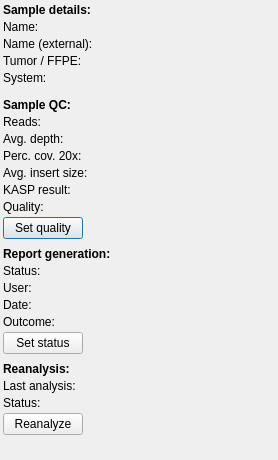
This is src/GSvar/SampleInformationDialog.ui in imgag/ngs-bits as Qt 5 draws it before an edit. The edited form follows.
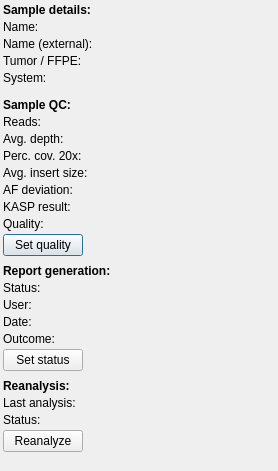
This is the edited form.

Commit message: GSvar: added allele frequency deviation to sample information dialog.

What changed in the file:
```diff
--- a/src/GSvar/SampleInformationDialog.ui
+++ b/src/GSvar/SampleInformationDialog.ui
@@ -7,7 +7,7 @@
     <x>0</x>
     <y>0</y>
     <width>278</width>
-    <height>460</height>
+    <height>471</height>
    </rect>
   </property>
   <property name="windowTitle">
@@ -136,34 +136,6 @@
      <property name="spacing">
       <number>3</number>
      </property>
-     <item row="6" column="0">
-      <widget class="QLabel" name="label_18">
-       <property name="text">
-        <string>Quality:</string>
-       </property>
-      </widget>
-     </item>
-     <item row="1" column="1">
-      <widget class="QLabel" name="qc_reads">
-       <property name="text">
-        <string/>
-       </property>
-      </widget>
-     </item>
-     <item row="1" column="0">
-      <widget class="QLabel" name="label_12">
-       <property name="text">
-        <string>Reads:</string>
-       </property>
-      </widget>
-     </item>
-     <item row="3" column="1">
-      <widget class="QLabel" name="qc_perc_20x">
-       <property name="text">
-        <string/>
-       </property>
-      </widget>
-     </item>
      <item row="3" column="0">
       <widget class="QLabel" name="label_16">
        <property name="text">
@@ -185,6 +157,58 @@
        </property>
       </widget>
      </item>
+     <item row="7" column="1">
+      <widget class="QLabel" name="qc_quality">
+       <property name="text">
+        <string/>
+       </property>
+      </widget>
+     </item>
+     <item row="7" column="0">
+      <widget class="QLabel" name="label_18">
+       <property name="text">
+        <string>Quality:</string>
+       </property>
+      </widget>
+     </item>
+     <item row="6" column="1">
+      <widget class="QLabel" name="qc_kasp">
+       <property name="toolTip">
+        <string>Sample swap probability</string>
+       </property>
+       <property name="text">
+        <string/>
+       </property>
+      </widget>
+     </item>
+     <item row="1" column="0">
+      <widget class="QLabel" name="label_12">
+       <property name="text">
+        <string>Reads:</string>
+       </property>
+      </widget>
+     </item>
+     <item row="1" column="1">
+      <widget class="QLabel" name="qc_reads">
+       <property name="text">
+        <string/>
+       </property>
+      </widget>
+     </item>
+     <item row="6" column="0">
+      <widget class="QLabel" name="label_14">
+       <property name="text">
+        <string>KASP result:</string>
+       </property>
+      </widget>
+     </item>
+     <item row="4" column="1">
+      <widget class="QLabel" name="qc_insert_size">
+       <property name="text">
+        <string/>
+       </property>
+      </widget>
+     </item>
      <item row="4" column="0">
       <widget class="QLabel" name="label_13">
        <property name="text">
@@ -192,51 +216,7 @@
        </property>
       </widget>
      </item>
-     <item row="4" column="1">
-      <widget class="QLabel" name="qc_insert_size">
-       <property name="text">
-        <string/>
-       </property>
-      </widget>
-     </item>
-     <item row="9" column="1">
-      <spacer name="horizontalSpacer_2">
-       <property name="orientation">
-        <enum>Qt::Horizontal</enum>
-       </property>
-       <property name="sizeHint" stdset="0">
-        <size>
-         <width>5</width>
-         <height>5</height>
-        </size>
-       </property>
-      </spacer>
-     </item>
-     <item row="5" column="0">
-      <widget class="QLabel" name="label_14">
-       <property name="text">
-        <string>KASP result:</string>
-       </property>
-      </widget>
-     </item>
-     <item row="5" column="1">
-      <widget class="QLabel" name="qc_kasp">
-       <property name="toolTip">
-        <string>Sample swap probability</string>
-       </property>
-       <property name="text">
-        <string/>
-       </property>
-      </widget>
-     </item>
-     <item row="6" column="1">
-      <widget class="QLabel" name="qc_quality">
-       <property name="text">
-        <string/>
-       </property>
-      </widget>
-     </item>
-     <item row="8" column="0" colspan="2">
+     <item row="9" column="0" colspan="2">
       <layout class="QHBoxLayout" name="horizontalLayout">
        <property name="spacing">
         <number>3</number>
@@ -263,6 +243,43 @@
        </item>
       </layout>
      </item>
+     <item row="10" column="1">
+      <spacer name="horizontalSpacer_2">
+       <property name="orientation">
+        <enum>Qt::Horizontal</enum>
+       </property>
+       <property name="sizeHint" stdset="0">
+        <size>
+         <width>5</width>
+         <height>5</height>
+        </size>
+       </property>
+      </spacer>
+     </item>
+     <item row="2" column="1">
+      <widget class="QLabel" name="qc_avg_depth">
+       <property name="text">
+        <string/>
+       </property>
+      </widget>
+     </item>
+     <item row="5" column="0">
+      <widget class="QLabel" name="label_21">
+       <property name="toolTip">
+        <string>&lt;html&gt;&lt;head/&gt;&lt;body&gt;&lt;p&gt;Average deviation of SNP allele frequencies from expected values (0.0, 0.5, 1.0).&lt;/p&gt;&lt;/body&gt;&lt;/html&gt;</string>
+       </property>
+       <property name="text">
+        <string>AF deviation:</string>
+       </property>
+      </widget>
+     </item>
+     <item row="5" column="1">
+      <widget class="QLabel" name="qc_af_dev">
+       <property name="text">
+        <string/>
+       </property>
+      </widget>
+     </item>
     </layout>
    </item>
    <item>
```
Left out of the diff: 4 changed lines with no effect on the pictures. The commit also changes 3 other files.
